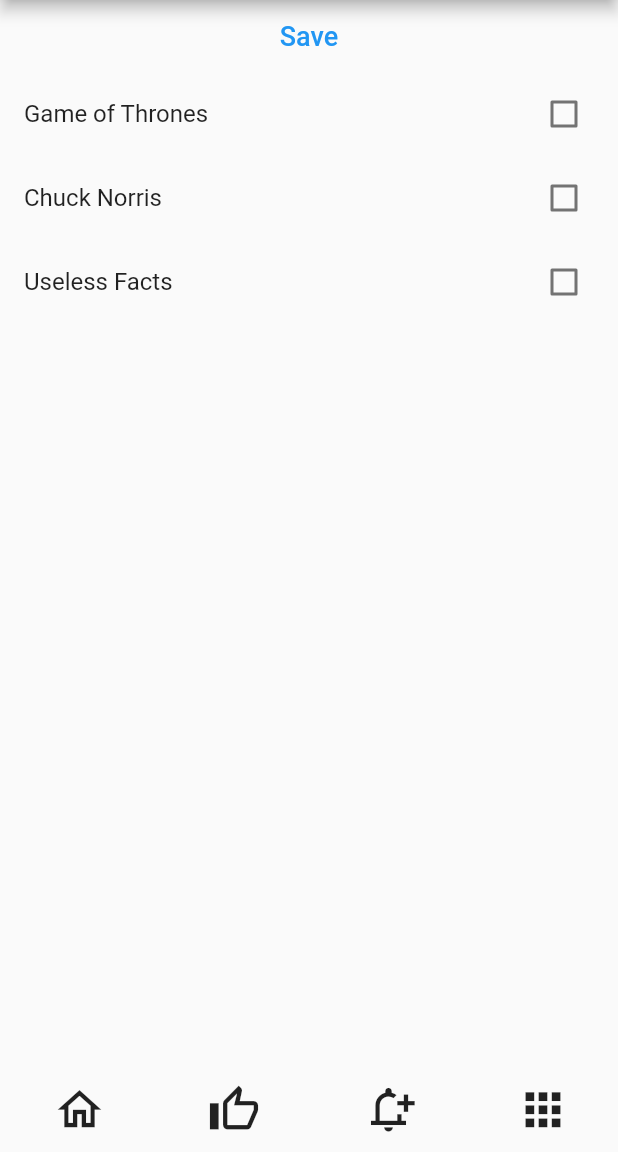
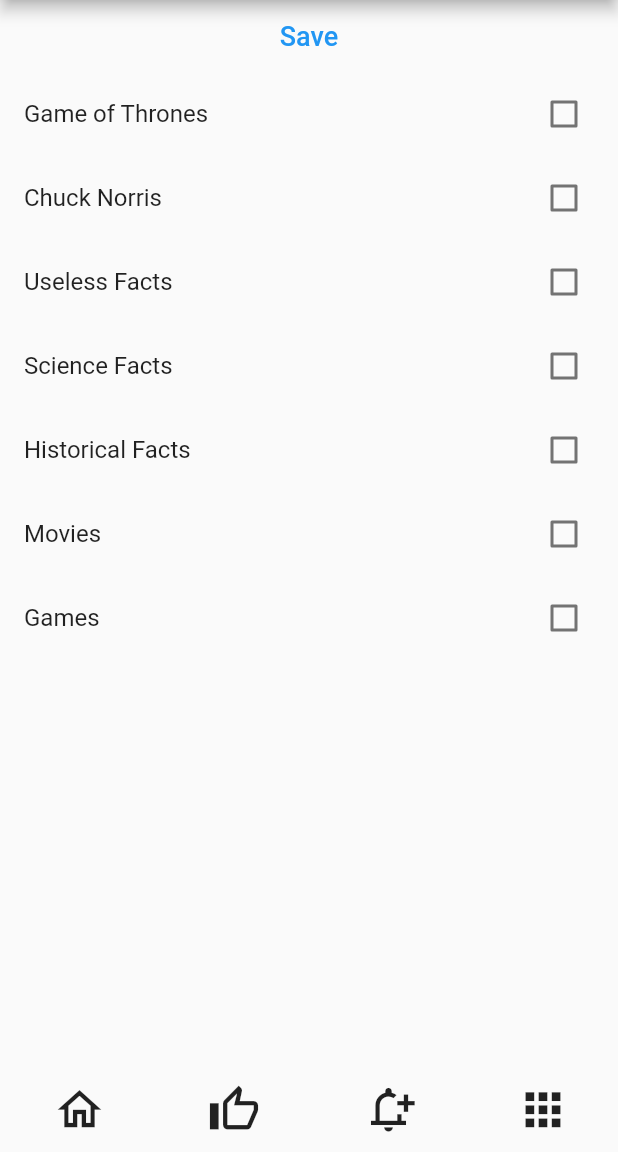
Before and after one commit to WSU-4110/Quotidiant-App, a Flutter app: the HomeScreen screen opened directly, item 4 of the bottom bar chosen, on a phone screen of 412 x 824 dp, the part 84-1236 px from its top. Run offline on Flutter 3.47's test engine with Material 2 defaults, Android fonts, the phone set to English and light mode, and no system bars; our stand-ins replace bloc, cloud_firestore, connectivity, equatable, firebase_auth, firebase_core and 2 more; missing offline and left inert: dart:html, dart:js, flow_builder; accounts and stored records are empty; network calls fail.

Commit message:
added additional topics choices that we plan to add

```diff
--- a/quotidiant_app/lib/screens/topics/topics.dart
+++ b/quotidiant_app/lib/screens/topics/topics.dart
@@ -14,6 +14,10 @@ class CheckboxWidgetState extends State {
     'Game of Thrones': false,
     'Chuck Norris': false,
     'Useless Facts': false,
+    'Science Facts': false,
+    'Historical Facts': false,
+    'Movies': false,
+    'Games': false,
   };
 
   var tmpArray = [];
```
